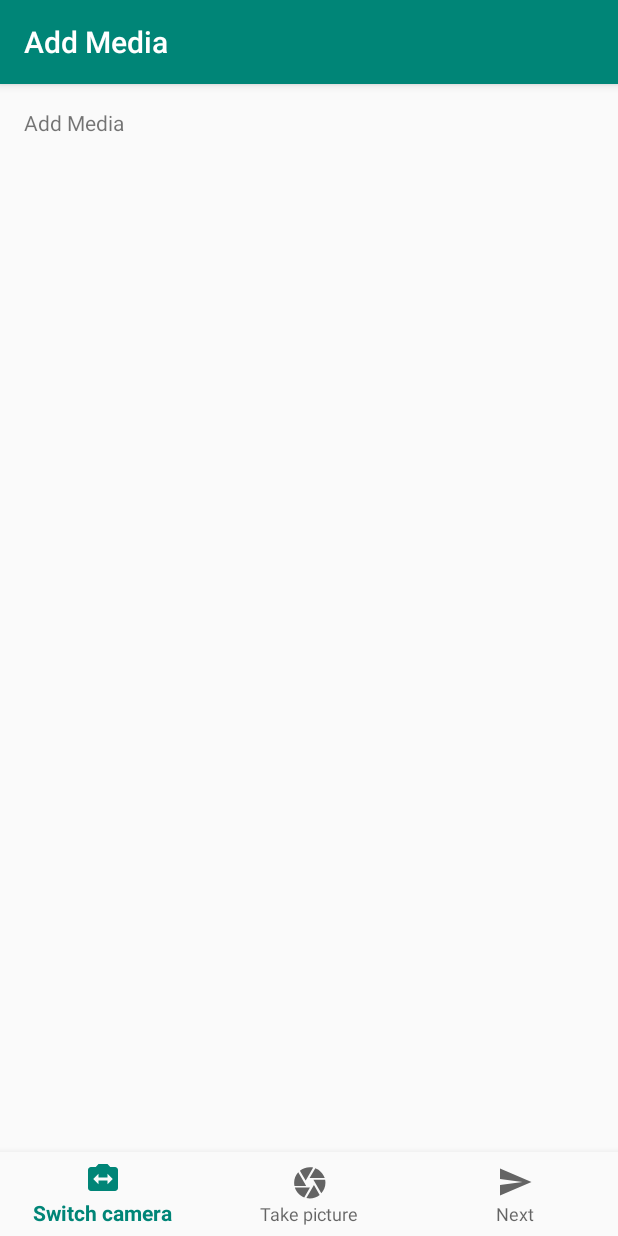
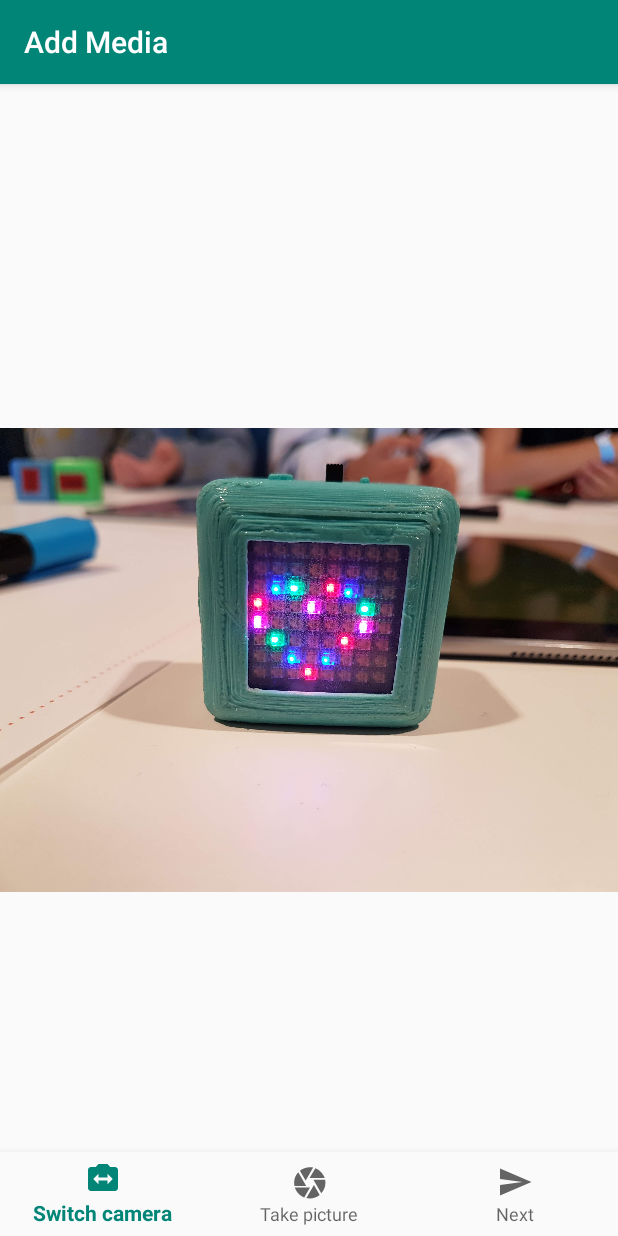
Before and after one commit to Lelemonanade/Mobile-App-Development-2018, an Android app: the CameraActivity screen opened directly, with no data from a screen before it, on a phone screen of 412 x 824 dp. Run offline under Robolectric (Android 15) with nearby library versions, the phone set to English and light mode, and no system bars.

Commit message:
image in camera

```diff
--- a/Android_App_corrected/app/src/main/res/layout/activity_camera.xml
+++ b/Android_App_corrected/app/src/main/res/layout/activity_camera.xml
@@ -7,16 +7,6 @@
     android:layout_height="match_parent"
     tools:context=".CameraActivity">
 
-    <TextView
-        android:id="@+id/message"
-        android:layout_width="wrap_content"
-        android:layout_height="wrap_content"
-        android:layout_marginStart="@dimen/activity_horizontal_margin"
-        android:layout_marginLeft="@dimen/activity_horizontal_margin"
-        android:layout_marginTop="@dimen/activity_vertical_margin"
-        android:text="@string/title_activity_camera"
-        app:layout_constraintLeft_toLeftOf="parent"
-        app:layout_constraintTop_toTopOf="parent" />
 
     <android.support.design.widget.BottomNavigationView
         android:id="@+id/navigation"
@@ -30,4 +20,12 @@
         app:layout_constraintRight_toRightOf="parent"
         app:menu="@menu/navigation" />
 
+    <ImageView
+        android:id="@+id/imageView"
+        android:layout_width="wrap_content"
+        android:layout_height="wrap_content"
+        app:srcCompat="@drawable/imagi1"
+        tools:layout_editor_absoluteX="0dp"
+        tools:layout_editor_absoluteY="0dp" />
+
 </android.support.constraint.ConstraintLayout>
```
